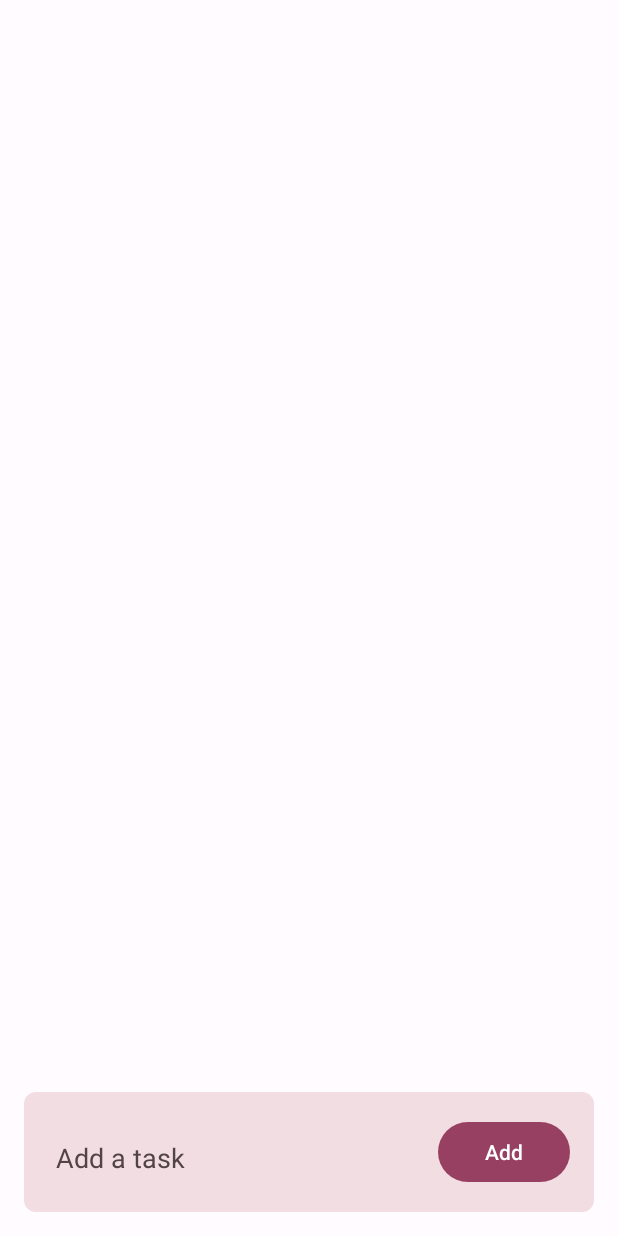
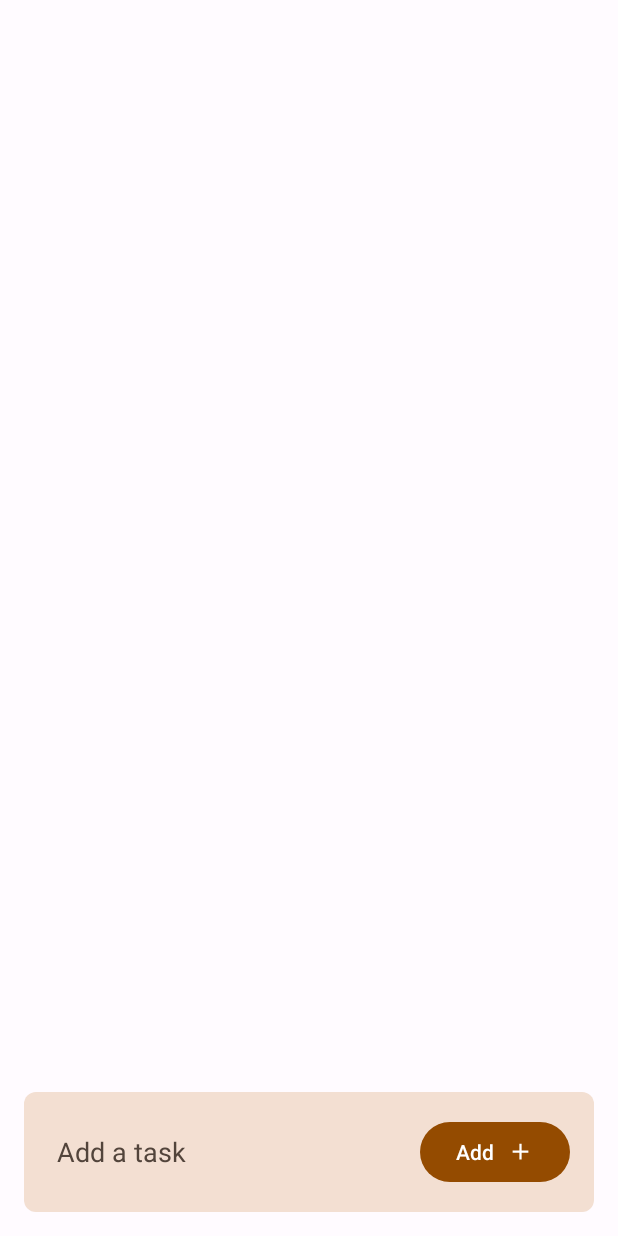
Before and after one commit to zaidyoucef/Tally, an Android app: the screen it shows after launch (MainActivity), on a phone screen of 412 x 824 dp. Run offline under Robolectric (Android 15) with nearby library versions, the phone set to English and light mode, and no system bars.

Commit message:
fixed status and nav bar colors

```diff
--- /dev/null
+++ b/app/src/main/res/drawable/add_24px.xml
@@ -0,0 +1,10 @@
+<vector xmlns:android="http://schemas.android.com/apk/res/android"
+    android:width="24dp"
+    android:height="24dp"
+    android:viewportWidth="960"
+    android:viewportHeight="960"
+    android:tint="?attr/colorControlNormal">
+  <path
+      android:fillColor="@android:color/white"
+      android:pathData="M440,520L200,520L200,440L440,440L440,200L520,200L520,440L760,440L760,520L520,520L520,760L440,760L440,520Z"/>
+</vector>
--- a/app/src/main/res/layout/activity_main.xml
+++ b/app/src/main/res/layout/activity_main.xml
@@ -33,14 +33,14 @@
 
         <EditText
             android:id="@+id/textTask"
-            android:layout_width="wrap_content"
-            android:layout_height="wrap_content"
-            android:layout_margin="5dp"
+            android:layout_width="match_parent"
+            android:layout_height="match_parent"
+            android:layout_margin="6dp"
             android:layout_weight="1"
+            android:autofillHints=""
+            android:background="@null"
             android:ems="10"
-            android:background="@null"
             android:hint="Add a task"
-            android:autofillHints=""
             android:inputType="textAutoComplete|textCapSentences|textMultiLine"
             android:textColor="?attr/colorOnSurfaceVariant"
             android:textColorHint="?attr/colorOnSurfaceVariant" />
@@ -51,6 +51,8 @@
             android:layout_height="wrap_content"
             android:layout_weight="0"
             android:text="Add"
-            android:textColor="?attr/colorOnSecondary" />
+            android:textColor="?attr/colorOnSecondary"
+            app:icon="@drawable/add_24px"
+            app:iconGravity="textEnd" />
     </LinearLayout>
 </androidx.constraintlayout.widget.ConstraintLayout>
--- a/app/src/main/res/values-night/themes.xml
+++ b/app/src/main/res/values-night/themes.xml
@@ -1,9 +1,10 @@
 
 <resources>
     <style name="AppTheme" parent="Theme.Material3.Dark.NoActionBar">
-        <item name="android:statusBarColor">@color/md_theme_dark_background</item>
-        <item name="android:windowTranslucentNavigation">@color/md_theme_dark_background</item>
         <item name="colorPrimary">@color/md_theme_dark_primary</item>
+        <item name="colorPrimaryDark">@color/md_theme_dark_background</item>
+        <item name="android:navigationBarColor">@color/md_theme_dark_background</item>
+        <item name="android:enforceNavigationBarContrast">@color/md_theme_dark_background</item>
         <item name="colorOnPrimary">@color/md_theme_dark_onPrimary</item>
         <item name="colorPrimaryContainer">@color/md_theme_dark_primaryContainer</item>
         <item name="colorOnPrimaryContainer">@color/md_theme_dark_onPrimaryContainer</item>
@@ -16,18 +17,18 @@
         <item name="colorTertiaryContainer">@color/md_theme_dark_tertiaryContainer</item>
         <item name="colorOnTertiaryContainer">@color/md_theme_dark_onTertiaryContainer</item>
         <item name="colorError">@color/md_theme_dark_error</item>
+        <item name="colorErrorContainer">@color/md_theme_dark_errorContainer</item>
         <item name="colorOnError">@color/md_theme_dark_onError</item>
-        <item name="colorErrorContainer">@color/md_theme_dark_errorContainer</item>
         <item name="colorOnErrorContainer">@color/md_theme_dark_onErrorContainer</item>
-        <item name="colorOutline">@color/md_theme_dark_outline</item>
         <item name="android:colorBackground">@color/md_theme_dark_background</item>
         <item name="colorOnBackground">@color/md_theme_dark_onBackground</item>
+        <item name="colorOutline">@color/md_theme_dark_outline</item>
+        <item name="colorOnSurfaceInverse">@color/md_theme_dark_inverseOnSurface</item>
+        <item name="colorSurfaceInverse">@color/md_theme_dark_inverseSurface</item>
         <item name="colorSurface">@color/md_theme_dark_surface</item>
         <item name="colorOnSurface">@color/md_theme_dark_onSurface</item>
         <item name="colorSurfaceVariant">@color/md_theme_dark_surfaceVariant</item>
         <item name="colorOnSurfaceVariant">@color/md_theme_dark_onSurfaceVariant</item>
-        <item name="colorSurfaceInverse">@color/md_theme_dark_inverseSurface</item>
-        <item name="colorOnSurfaceInverse">@color/md_theme_dark_inverseOnSurface</item>
         <item name="colorPrimaryInverse">@color/md_theme_dark_inversePrimary</item>
     </style>
 </resources>
--- a/app/src/main/res/values/colors.xml
+++ b/app/src/main/res/values/colors.xml
@@ -1,64 +1,64 @@
 
 <resources>
-    <color name="seed">#D3ABB6</color>
-    <color name="md_theme_light_primary">#984062</color>
+    <color name="seed">#D19B75</color>
+    <color name="md_theme_light_primary">#944B00</color>
     <color name="md_theme_light_onPrimary">#FFFFFF</color>
-    <color name="md_theme_light_primaryContainer">#FFD9E3</color>
-    <color name="md_theme_light_onPrimaryContainer">#3E001E</color>
-    <color name="md_theme_light_secondary">#74565F</color>
+    <color name="md_theme_light_primaryContainer">#FFDCC5</color>
+    <color name="md_theme_light_onPrimaryContainer">#301400</color>
+    <color name="md_theme_light_secondary">#755845</color>
     <color name="md_theme_light_onSecondary">#FFFFFF</color>
-    <color name="md_theme_light_secondaryContainer">#FFD9E3</color>
-    <color name="md_theme_light_onSecondaryContainer">#2B151C</color>
-    <color name="md_theme_light_tertiary">#7D5635</color>
+    <color name="md_theme_light_secondaryContainer">#FFDCC5</color>
+    <color name="md_theme_light_onSecondaryContainer">#2A1708</color>
+    <color name="md_theme_light_tertiary">#5E6135</color>
     <color name="md_theme_light_onTertiary">#FFFFFF</color>
-    <color name="md_theme_light_tertiaryContainer">#FFDCC2</color>
-    <color name="md_theme_light_onTertiaryContainer">#2E1500</color>
+    <color name="md_theme_light_tertiaryContainer">#E4E6AE</color>
+    <color name="md_theme_light_onTertiaryContainer">#1B1D00</color>
     <color name="md_theme_light_error">#BA1A1A</color>
+    <color name="md_theme_light_errorContainer">#FFDAD6</color>
     <color name="md_theme_light_onError">#FFFFFF</color>
-    <color name="md_theme_light_errorContainer">#FFDAD6</color>
     <color name="md_theme_light_onErrorContainer">#410002</color>
-    <color name="md_theme_light_outline">#837377</color>
     <color name="md_theme_light_background">#FFFBFF</color>
-    <color name="md_theme_light_onBackground">#201A1B</color>
-    <color name="md_theme_light_surface">#FFF8F8</color>
-    <color name="md_theme_light_onSurface">#201A1B</color>
-    <color name="md_theme_light_surfaceVariant">#F2DDE2</color>
-    <color name="md_theme_light_onSurfaceVariant">#514347</color>
-    <color name="md_theme_light_inverseSurface">#352F30</color>
-    <color name="md_theme_light_inverseOnSurface">#FAEEEF</color>
-    <color name="md_theme_light_inversePrimary">#FFB0C9</color>
+    <color name="md_theme_light_onBackground">#201A17</color>
+    <color name="md_theme_light_outline">#84746A</color>
+    <color name="md_theme_light_inverseOnSurface">#FBEEE8</color>
+    <color name="md_theme_light_inverseSurface">#362F2B</color>
+    <color name="md_theme_light_inversePrimary">#FFB783</color>
     <color name="md_theme_light_shadow">#000000</color>
-    <color name="md_theme_light_surfaceTint">#984062</color>
-    <color name="md_theme_light_outlineVariant">#D5C2C6</color>
+    <color name="md_theme_light_surfaceTint">#944B00</color>
+    <color name="md_theme_light_outlineVariant">#D6C3B7</color>
     <color name="md_theme_light_scrim">#000000</color>
-    <color name="md_theme_dark_primary">#FFB0C9</color>
-    <color name="md_theme_dark_onPrimary">#5E1134</color>
-    <color name="md_theme_dark_primaryContainer">#7B294A</color>
-    <color name="md_theme_dark_onPrimaryContainer">#FFD9E3</color>
-    <color name="md_theme_dark_secondary">#E2BDC7</color>
-    <color name="md_theme_dark_onSecondary">#422931</color>
-    <color name="md_theme_dark_secondaryContainer">#5A3F47</color>
-    <color name="md_theme_dark_onSecondaryContainer">#FFD9E3</color>
-    <color name="md_theme_dark_tertiary">#EFBC94</color>
-    <color name="md_theme_dark_onTertiary">#48290C</color>
-    <color name="md_theme_dark_tertiaryContainer">#623F20</color>
-    <color name="md_theme_dark_onTertiaryContainer">#FFDCC2</color>
+    <color name="md_theme_light_surface">#FFF8F5</color>
+    <color name="md_theme_light_onSurface">#201A17</color>
+    <color name="md_theme_light_surfaceVariant">#F3DFD2</color>
+    <color name="md_theme_light_onSurfaceVariant">#52443B</color>
+    <color name="md_theme_dark_primary">#FFB783</color>
+    <color name="md_theme_dark_onPrimary">#4F2500</color>
+    <color name="md_theme_dark_primaryContainer">#703700</color>
+    <color name="md_theme_dark_onPrimaryContainer">#FFDCC5</color>
+    <color name="md_theme_dark_secondary">#E4BFA7</color>
+    <color name="md_theme_dark_onSecondary">#422B1B</color>
+    <color name="md_theme_dark_secondaryContainer">#5B412F</color>
+    <color name="md_theme_dark_onSecondaryContainer">#FFDCC5</color>
+    <color name="md_theme_dark_tertiary">#C8CA94</color>
+    <color name="md_theme_dark_onTertiary">#30330B</color>
+    <color name="md_theme_dark_tertiaryContainer">#474920</color>
+    <color name="md_theme_dark_onTertiaryContainer">#E4E6AE</color>
     <color name="md_theme_dark_error">#FFB4AB</color>
+    <color name="md_theme_dark_errorContainer">#93000A</color>
     <color name="md_theme_dark_onError">#690005</color>
-    <color name="md_theme_dark_errorContainer">#93000A</color>
     <color name="md_theme_dark_onErrorContainer">#FFDAD6</color>
-    <color name="md_theme_dark_outline">#9E8C90</color>
-    <color name="md_theme_dark_background">#201A1B</color>
-    <color name="md_theme_dark_onBackground">#EBE0E1</color>
-    <color name="md_theme_dark_surface">#171213</color>
-    <color name="md_theme_dark_onSurface">#CFC4C5</color>
-    <color name="md_theme_dark_surfaceVariant">#514347</color>
-    <color name="md_theme_dark_onSurfaceVariant">#D5C2C6</color>
-    <color name="md_theme_dark_inverseSurface">#EBE0E1</color>
-    <color name="md_theme_dark_inverseOnSurface">#201A1B</color>
-    <color name="md_theme_dark_inversePrimary">#984062</color>
+    <color name="md_theme_dark_background">#201A17</color>
+    <color name="md_theme_dark_onBackground">#ECE0DA</color>
+    <color name="md_theme_dark_outline">#9F8D83</color>
+    <color name="md_theme_dark_inverseOnSurface">#201A17</color>
+    <color name="md_theme_dark_inverseSurface">#ECE0DA</color>
+    <color name="md_theme_dark_inversePrimary">#944B00</color>
     <color name="md_theme_dark_shadow">#000000</color>
-    <color name="md_theme_dark_surfaceTint">#FFB0C9</color>
-    <color name="md_theme_dark_outlineVariant">#514347</color>
+    <color name="md_theme_dark_surfaceTint">#FFB783</color>
+    <color name="md_theme_dark_outlineVariant">#52443B</color>
     <color name="md_theme_dark_scrim">#000000</color>
+    <color name="md_theme_dark_surface">#17120F</color>
+    <color name="md_theme_dark_onSurface">#CFC4BE</color>
+    <color name="md_theme_dark_surfaceVariant">#52443B</color>
+    <color name="md_theme_dark_onSurfaceVariant">#D6C3B7</color>
 </resources>
--- a/app/src/main/res/values/themes.xml
+++ b/app/src/main/res/values/themes.xml
@@ -1,7 +1,9 @@
 
 <resources>
     <style name="AppTheme" parent="Theme.Material3.Light.NoActionBar">
-        <item name="android:statusBarColor">@color/md_theme_light_background</item>
+        <item name="android:windowLightStatusBar">?attr/isLightTheme</item>
+        <item name="colorPrimaryDark">@color/md_theme_light_background</item>
+        <item name="android:enforceNavigationBarContrast">@color/md_theme_light_background</item>
         <item name="android:navigationBarColor">@color/md_theme_light_background</item>
         <item name="colorPrimary">@color/md_theme_light_primary</item>
         <item name="colorOnPrimary">@color/md_theme_light_onPrimary</item>
@@ -16,18 +18,18 @@
         <item name="colorTertiaryContainer">@color/md_theme_light_tertiaryContainer</item>
         <item name="colorOnTertiaryContainer">@color/md_theme_light_onTertiaryContainer</item>
         <item name="colorError">@color/md_theme_light_error</item>
+        <item name="colorErrorContainer">@color/md_theme_light_errorContainer</item>
         <item name="colorOnError">@color/md_theme_light_onError</item>
-        <item name="colorErrorContainer">@color/md_theme_light_errorContainer</item>
         <item name="colorOnErrorContainer">@color/md_theme_light_onErrorContainer</item>
-        <item name="colorOutline">@color/md_theme_light_outline</item>
         <item name="android:colorBackground">@color/md_theme_light_background</item>
         <item name="colorOnBackground">@color/md_theme_light_onBackground</item>
+        <item name="colorOutline">@color/md_theme_light_outline</item>
+        <item name="colorOnSurfaceInverse">@color/md_theme_light_inverseOnSurface</item>
+        <item name="colorSurfaceInverse">@color/md_theme_light_inverseSurface</item>
         <item name="colorSurface">@color/md_theme_light_surface</item>
         <item name="colorOnSurface">@color/md_theme_light_onSurface</item>
         <item name="colorSurfaceVariant">@color/md_theme_light_surfaceVariant</item>
         <item name="colorOnSurfaceVariant">@color/md_theme_light_onSurfaceVariant</item>
-        <item name="colorSurfaceInverse">@color/md_theme_light_inverseSurface</item>
-        <item name="colorOnSurfaceInverse">@color/md_theme_light_inverseOnSurface</item>
         <item name="colorPrimaryInverse">@color/md_theme_light_inversePrimary</item>
     </style>
 </resources>
```
